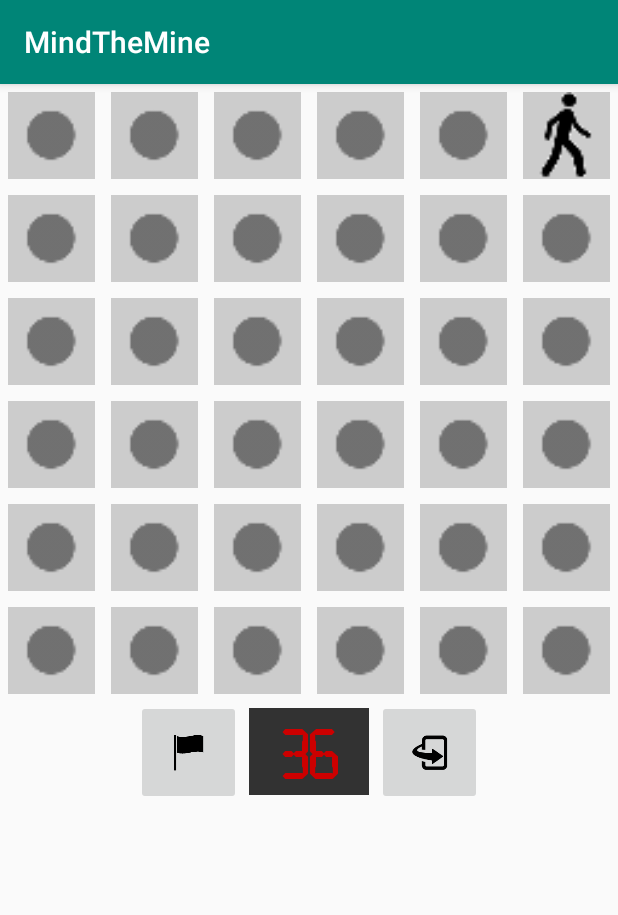
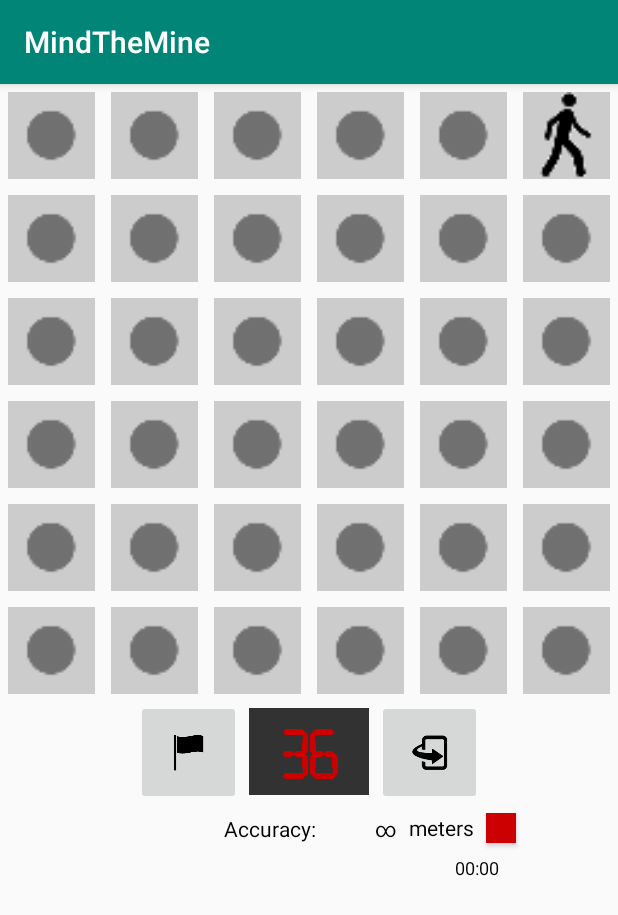
Before and after one commit to eilmsteiner/MC2018, an Android app: the MainActivity screen opened directly, with no data from a screen before it, on a phone screen of 412 x 824 dp. Shown: the top 915 px of the screen. Run offline under Robolectric (Android 15) with nearby library versions, the phone set to English and light mode, and no system bars.

Commit message:
fixed string concat issue

```diff
--- a/app/src/main/AndroidManifest.xml
+++ b/app/src/main/AndroidManifest.xml
@@ -3,6 +3,7 @@
     package="mc2018.jku.at.mindthemine">
 
     <uses-permission android:name="android.permission.VIBRATE" />
+    <uses-permission android:name="android.permission.ACCESS_FINE_LOCATION" />
 
     <application
         android:allowBackup="true"
@@ -11,6 +12,7 @@
         android:roundIcon="@mipmap/ic_launcher_round"
         android:supportsRtl="true"
         android:theme="@style/AppTheme">
+
         <activity android:name=".MainActivity"
             android:configChanges="orientation|keyboardHidden"
             android:screenOrientation="portrait"/>
--- a/app/src/main/java/mc2018/jku/at/mindthemine/MainActivity.java
+++ b/app/src/main/java/mc2018/jku/at/mindthemine/MainActivity.java
@@ -146,7 +146,7 @@ public class MainActivity extends AppCompatActivity {
                     }
 
                     setActive();
-                    remainingCounter.setText("" + board.getRemainingCells());
+                    remainingCounter.setText(String.format("%s",board.getRemainingCells()));
 
                 }
             });
@@ -168,7 +168,7 @@ public class MainActivity extends AppCompatActivity {
                     }
 
                     setActive();
-                    remainingCounter.setText("" + board.getRemainingCells());
+                    remainingCounter.setText(String.format("%s",board.getRemainingCells()));
                 }
             });
 
@@ -189,7 +189,7 @@ public class MainActivity extends AppCompatActivity {
 
                     //Toast.makeText(getBaseContext(), "New game started!", Toast.LENGTH_SHORT).show();
                     findViewById(R.id.restartButton).setVisibility(View.GONE);
-                    remainingCounter.setText("" + board.getRemainingCells());
+                    remainingCounter.setText(String.format("%s",board.getRemainingCells()));
                 }
             });
 
@@ -197,7 +197,7 @@ public class MainActivity extends AppCompatActivity {
         }
 
         setActive();
-        remainingCounter.setText("" + board.getRemainingCells());
+        remainingCounter.setText(String.format("%s",board.getRemainingCells()));
         //Toast.makeText(getBaseContext(), "DONE", Toast.LENGTH_SHORT).show();
     }
 
--- a/app/src/main/res/layout/activity_main.xml
+++ b/app/src/main/res/layout/activity_main.xml
@@ -50,7 +50,7 @@
             android:background="@color/counter_bg"
             android:fontFamily="@font/digital_readout_heavy"
             android:gravity="center"
-            android:text="29"
+            android:text="@string/remainingCounterInitVal"
             android:textAlignment="center"
             android:textColor="@android:color/holo_red_dark"
             android:textSize="55sp"
@@ -67,5 +67,94 @@
         android:text="@string/restart"
         android:visibility="gone" />
 
+    <android.support.constraint.ConstraintLayout
+        android:layout_width="match_parent"
+        android:layout_height="match_parent">
+
+        <TextView
+            android:id="@+id/txtAcc"
+            android:layout_width="wrap_content"
+            android:layout_height="wrap_content"
+            android:layout_marginStart="8dp"
+            android:layout_marginTop="8dp"
+            android:layout_marginEnd="8dp"
+            android:layout_marginBottom="8dp"
+            android:text="@string/txtAccInf"
+            android:textAlignment="textEnd"
+            android:textColor="@android:color/black"
+            android:textSize="14sp"
+            app:layout_constraintBottom_toTopOf="@+id/txtAge"
+            app:layout_constraintEnd_toStartOf="@+id/textView2"
+            app:layout_constraintHorizontal_bias="1.0"
+            app:layout_constraintStart_toStartOf="parent"
+            app:layout_constraintTop_toTopOf="parent"
+            app:layout_constraintVertical_bias="0.888" />
+
+        <Chronometer
+            android:id="@+id/txtAge"
+            android:layout_width="223dp"
+            android:layout_height="20dp"
+            android:layout_marginStart="8dp"
+            android:layout_marginTop="8dp"
+            android:layout_marginEnd="8dp"
+            android:layout_marginBottom="8dp"
+            android:text="@string/txtAgeInit"
+            android:textAlignment="textEnd"
+            android:textColor="@android:color/black"
+            android:textSize="12sp"
+            app:layout_constraintBottom_toBottomOf="parent"
+            app:layout_constraintEnd_toEndOf="parent"
+            app:layout_constraintHorizontal_bias="0.586"
+            app:layout_constraintStart_toStartOf="parent"
+            app:layout_constraintTop_toBottomOf="@+id/textView2"
+            app:layout_constraintVertical_bias="0.002" />
+
+        <TextView
+            android:id="@+id/textView2"
+            android:layout_width="wrap_content"
+            android:layout_height="wrap_content"
+            android:layout_marginTop="8dp"
+            android:layout_marginEnd="8dp"
+            android:text="@string/lblMeter"
+            android:textColor="@android:color/black"
+            android:textSize="14sp"
+            app:layout_constraintEnd_toStartOf="@+id/btnIndicator"
+            app:layout_constraintTop_toTopOf="parent" />
+
+        <TextView
+            android:id="@+id/textView5"
+            android:layout_width="wrap_content"
+            android:layout_height="wrap_content"
+            android:layout_marginStart="8dp"
+            android:layout_marginTop="8dp"
+            android:layout_marginEnd="8dp"
+            android:layout_marginBottom="8dp"
+            android:text="@string/lblAcc"
+            android:textColor="@android:color/black"
+            android:textSize="14sp"
+            app:layout_constraintBottom_toTopOf="@+id/txtAge"
+            app:layout_constraintEnd_toStartOf="@+id/textView2"
+            app:layout_constraintHorizontal_bias="0.725"
+            app:layout_constraintStart_toStartOf="parent"
+            app:layout_constraintTop_toTopOf="parent"
+            app:layout_constraintVertical_bias="1.0" />
+
+        <Button
+            android:id="@+id/btnIndicator"
+            android:layout_width="20dp"
+            android:layout_height="20dp"
+            android:layout_marginTop="8dp"
+            android:layout_marginEnd="68dp"
+            android:layout_marginBottom="8dp"
+            android:background="@android:color/holo_red_dark"
+            android:clickable="false"
+            android:textColorLink="@android:color/holo_red_dark"
+            app:layout_constraintBottom_toTopOf="@+id/txtAge"
+            app:layout_constraintEnd_toEndOf="parent"
+            app:layout_constraintTop_toTopOf="parent"
+            app:layout_constraintVertical_bias="0.951" />
+
+    </android.support.constraint.ConstraintLayout>
+
 
 </LinearLayout>
--- a/app/src/main/res/values/strings.xml
+++ b/app/src/main/res/values/strings.xml
@@ -10,4 +10,9 @@
     <string name="pref_title_vibrate">Vibrate</string>
     <string name="difficulty">Difficulty:</string>
     <string name="vibration">Vibration:</string>
+    <string name="remainingCounterInitVal">00</string>
+    <string name="txtAccInf">∞</string>
+    <string name="txtAgeInit">0</string>
+    <string name="lblMeter">meters</string>
+    <string name="lblAcc">Accuracy:</string>
 </resources>
```
